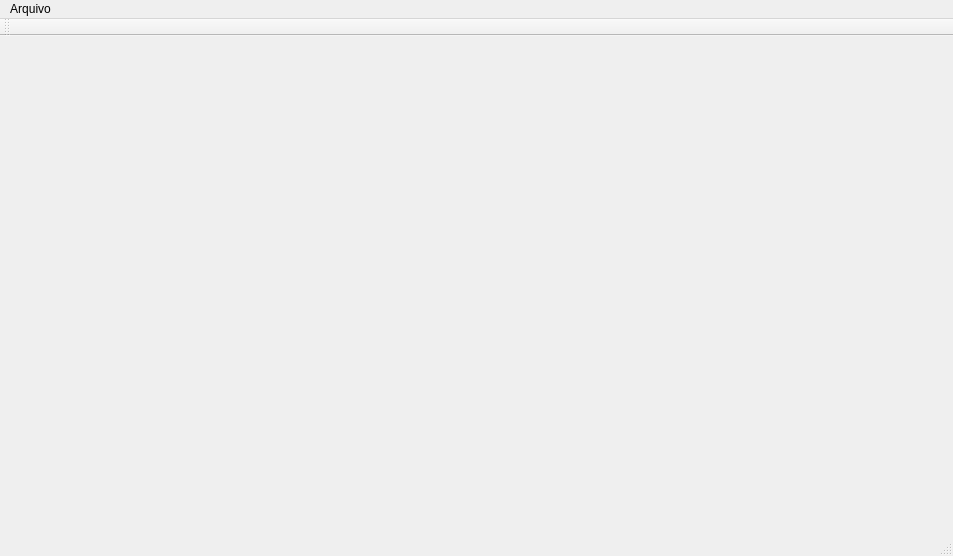
This is gui/src/MainWindow.ui in feliperails/syntheticseis as Qt 5 draws it before an edit. The edited form follows.
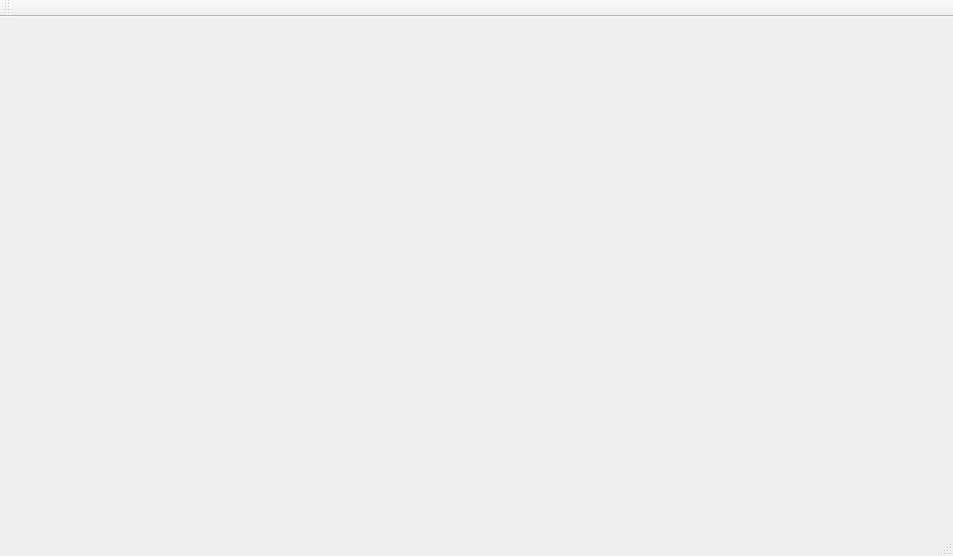
This is the edited form.

Diff of the .ui file:
```diff
--- a/gui/src/MainWindow.ui
+++ b/gui/src/MainWindow.ui
@@ -20,19 +20,9 @@
      <x>0</x>
      <y>0</y>
      <width>953</width>
-     <height>21</height>
+     <height>24</height>
     </rect>
    </property>
-   <widget class="QMenu" name="menuArquivo">
-    <property name="title">
-     <string>Arquivo</string>
-    </property>
-    <addaction name="actionAbrir"/>
-    <addaction name="actionSalvar"/>
-    <addaction name="separator"/>
-    <addaction name="actionSair"/>
-   </widget>
-   <addaction name="menuArquivo"/>
   </widget>
   <widget class="QToolBar" name="mainToolBar">
    <attribute name="toolBarArea">
```
